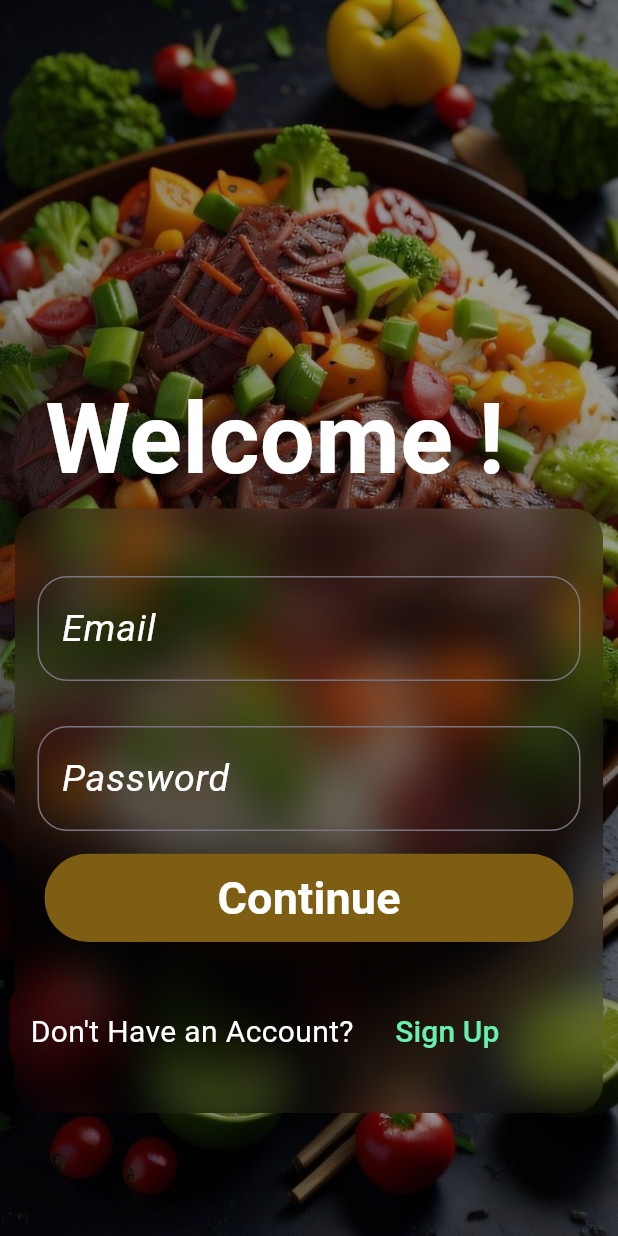
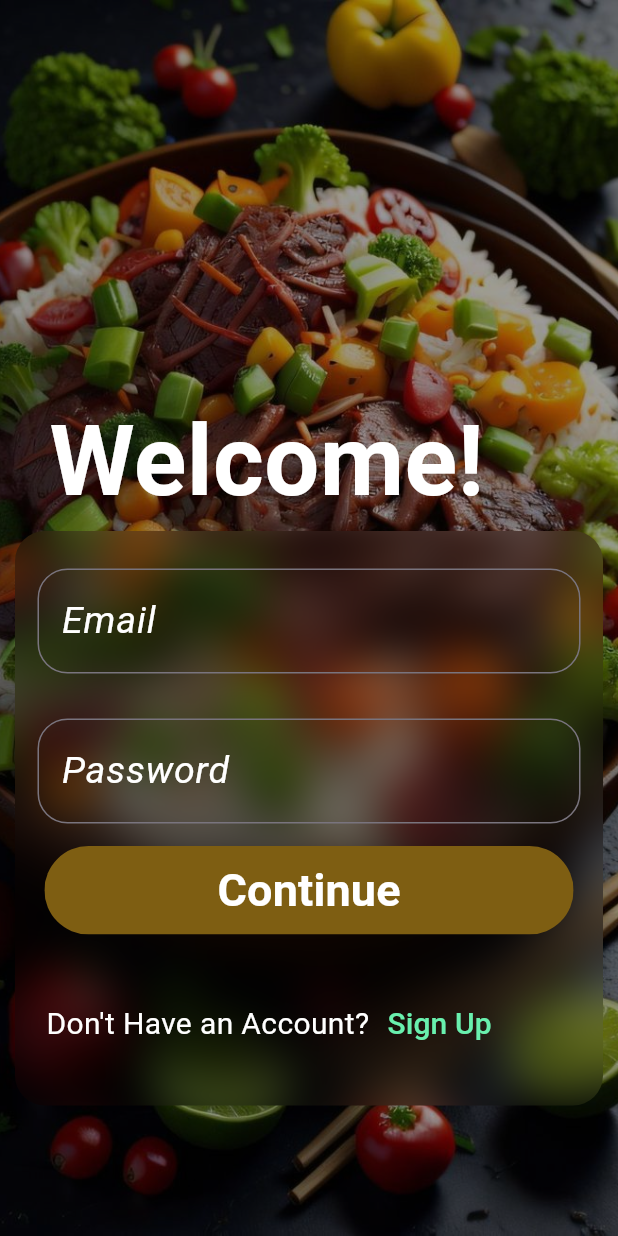
Before and after one commit to RotenKiwi/RecipeApp, a Flutter app: the screen it shows after launch, after a tap on "Continue", on a phone screen of 412 x 824 dp. Run offline on Flutter 3.47's test engine with Material 3 defaults, Android fonts, the phone set to English and light mode, and no system bars; our stand-ins replace firebase_auth, firebase_core; accounts and stored records are empty; network calls fail; Roboto replaces fonts that are missing (Breath).

Commit message:
Refactor
Refactored Login Screen page. Both design and functionality

```diff
--- a/lib/Components/firebase/firebase_helper.dart
+++ b/lib/Components/firebase/firebase_helper.dart
@@ -1,8 +1,10 @@
 import 'package:firebase_auth/firebase_auth.dart';
+
+FirebaseAuth auth = FirebaseAuth.instance;
 
 Future<bool> signIn(String emailAddress, String password) async{
   try {
-    final credential = await FirebaseAuth.instance.signInWithEmailAndPassword(
+    final credential = await auth.signInWithEmailAndPassword(
         email: emailAddress,
         password: password
     );
--- /dev/null
+++ b/lib/Login&Register/components/background_widget.dart
@@ -0,0 +1,21 @@
+import 'package:flutter/material.dart';
+
+class BackgroundWidget extends StatelessWidget {
+  final Widget child;
+  const BackgroundWidget({
+    super.key, required this.child,
+  });
+
+  @override
+  Widget build(BuildContext context) {
+    return Container(
+      decoration: const BoxDecoration(
+        image: DecorationImage(
+            image: AssetImage('images/loginImage.jpeg'),
+            colorFilter: ColorFilter.mode(Colors.grey, BlendMode.modulate),
+            fit: BoxFit.cover),
+      ),
+      child: child,
+    );
+  }
+}
--- /dev/null
+++ b/lib/Login&Register/components/blur_card.dart
@@ -0,0 +1,20 @@
+import 'dart:ui';
+import 'package:flutter/material.dart';
+
+class BlurCard extends StatelessWidget {
+  final Widget child;
+  const BlurCard({
+    super.key, required this.child,
+  });
+
+  @override
+  Widget build(BuildContext context) {
+    return ClipRRect(
+      borderRadius: const BorderRadius.all(Radius.circular(20.0)),
+      child: BackdropFilter(
+        filter: ImageFilter.blur(sigmaX: 15, sigmaY: 15),
+        child: child,
+      ),
+    );
+  }
+}
--- /dev/null
+++ b/lib/Login&Register/presentation/login_screen.dart
@@ -0,0 +1,80 @@
+import 'package:flutter/material.dart';
+import 'package:recipe/Components/firebase/firebase_helper.dart';
+import 'package:recipe/Components/presentation/text_field.dart';
+import 'package:recipe/constants.dart';
+
+import '../../Components/presentation/rounded_button.dart';
+import '../components/background_widget.dart';
+import '../components/blur_card.dart';
+
+class LoginScreen extends StatefulWidget {
+  const LoginScreen({super.key});
+
+  @override
+  State<LoginScreen> createState() => _LoginScreenState();
+}
+
+TextEditingController emailTextController = TextEditingController();
+TextEditingController passwordTextController = TextEditingController();
+
+class _LoginScreenState extends State<LoginScreen> {
+  @override
+  Widget build(BuildContext context) {
+    return Scaffold(
+      body: BackgroundWidget(
+        child: Column(
+          crossAxisAlignment: CrossAxisAlignment.start,
+          children: [
+            const Spacer(flex: 3),
+            bigTitle('  Welcome!', Colors.white),
+            Padding(
+              padding: const EdgeInsets.symmetric(horizontal: 10.0),
+              child: BlurCard(
+                child: Padding(
+                  padding: const EdgeInsets.symmetric(vertical: 10.0),
+                  child: Column(
+                    children: [
+                      MyTextField(
+                        text: 'Email',
+                        isPassword: false,
+                        controller: emailTextController,
+                      ),
+                      MyTextField(
+                        text: 'Password',
+                        isPassword: true,
+                        controller: passwordTextController,
+                      ),
+                      RoundedButton(
+                        text: 'Continue',
+                        press: () {
+                          signIn(emailTextController.text,
+                              passwordTextController.text);
+                        },
+                        color: const Color(0xff7e5e12),
+                        textColor: Colors.white,
+                        length: 0.9,
+                      ),
+                      const SizedBox(height: 36),
+                      Row(
+                        children: [
+                          mediumContent(
+                              '    Don\'t Have an Account?', Colors.white),
+                          TextButton(
+                            onPressed: () {},
+                            child: mediumContent('Sign Up', Colors.greenAccent),
+                          ),
+                        ],
+                      ),
+                      const SizedBox(height: 20),
+                    ],
+                  ),
+                ),
+              ),
+            ),
+            const Spacer(flex: 1),
+          ],
+        ),
+      ),
+    );
+  }
+}
--- a/lib/Login/presentation/login_screen.dart
+++ /dev/null
@@ -1,114 +0,0 @@
-import 'dart:ui';
-
-import 'package:flutter/material.dart';
-import 'package:recipe/Components/firebase/firebase_helper.dart';
-import 'package:recipe/Components/presentation/text_field.dart';
-import 'package:recipe/constants.dart';
-
-import '../../Components/presentation/rounded_button.dart';
-
-class LoginScreen extends StatefulWidget {
-  const LoginScreen({super.key});
-
-  @override
-  State<LoginScreen> createState() => _LoginScreenState();
-}
-
-TextEditingController emailTextController = TextEditingController();
-TextEditingController passwordTextController = TextEditingController();
-
-class _LoginScreenState extends State<LoginScreen> {
-  @override
-  Widget build(BuildContext context) {
-    return Scaffold(
-      body: Container(
-        decoration: const BoxDecoration(
-          image: DecorationImage(
-              image: AssetImage('images/loginImage.jpeg'),
-              colorFilter: ColorFilter.mode(Colors.grey, BlendMode.modulate),
-              fit: BoxFit.cover),
-        ),
-        child: Column(crossAxisAlignment: CrossAxisAlignment.start, children: [
-          const Spacer(
-            flex: 3,
-          ),
-          const Padding(
-            padding: EdgeInsets.symmetric(horizontal: 30.0),
-            child: Text(
-              "Welcome !",
-              style: TextStyle(
-                fontSize: 65,
-                fontFamily: 'Breath',
-                decoration: TextDecoration.none,
-                fontWeight: FontWeight.w600,
-                color: Colors.white,
-              ),
-              textAlign: TextAlign.start,
-            ),
-          ),
-          Padding(
-            padding: const EdgeInsets.symmetric(horizontal: 10.0),
-            child: ClipRRect(
-              borderRadius: const BorderRadius.all(Radius.circular(20.0)),
-              child: BackdropFilter(
-                filter: ImageFilter.blur(sigmaX: 15, sigmaY: 15),
-                child: Padding(
-                  padding: const EdgeInsets.symmetric(vertical: 10.0),
-                  child: Column(
-                    children: [
-                      const SizedBox(
-                        height: 20,
-                      ),
-                      MyTextField(
-                        text: 'Email',
-                        isPassword: false,
-                        controller: emailTextController,
-                      ),
-                      MyTextField(
-                        text: 'Password',
-                        isPassword: true,
-                        controller: passwordTextController,
-                      ),
-                      RoundedButton(
-                          text: 'Continue',
-                          press: () {
-                            signIn(emailTextController.text, passwordTextController.text);
-                          },
-                          color: const Color(0xff7e5e12),
-                          textColor: Colors.white,
-                          length: 0.9),
-                      const SizedBox(height: 36,),
-                      Row(
-                        children: [
-                          Text(
-                            "  Don't Have an Account?   ",
-                            style: mediumContent(Colors.white),
-                            textAlign: TextAlign.start,
-                          ),
-                          TextButton(
-                            onPressed: () {},
-                            child: Text(
-                              "Sign Up",
-                              style: mediumContent(Colors.greenAccent),
-                              textAlign: TextAlign.start,
-                            ),
-                          ),
-                        ],
-                      ),
-                      const SizedBox(
-                        height: 20,
-                      ),
-                    ],
-                  ),
-                ),
-              ),
-            ),
-          ),
-          const Spacer(
-            flex: 1,
-          ),
-        ]),
-      ),
-    );
-  }
-}
--- a/lib/constants.dart
+++ b/lib/constants.dart
@@ -1,9 +1,25 @@
 import 'package:flutter/material.dart';
 
-TextStyle mediumContent(Color textColor) {
-  return TextStyle(
-  fontSize: 20,
-  fontFamily: 'Breath',
-  decoration: TextDecoration.none,
-  color: textColor);
+Text mediumContent(String text, Color textColor,) {
+  return Text(
+    text,
+    style: TextStyle(
+        fontSize: 20,
+        fontFamily: 'Breath',
+        decoration: TextDecoration.none,
+        color: textColor),
+  );
 }
+
+Text bigTitle(String text, Color textColor) {
+  return Text(
+    text,
+    style: TextStyle(
+      fontSize: 65,
+      fontFamily: 'Breath',
+      decoration: TextDecoration.none,
+      fontWeight: FontWeight.w600,
+      color: textColor,
+    ),
+  );
+}
--- a/lib/main.dart
+++ b/lib/main.dart
@@ -2,7 +2,7 @@ import 'package:flutter/material.dart';
 import 'package:firebase_core/firebase_core.dart';
 import 'firebase_options.dart';
 
-import 'package:recipe/Login/presentation/login_screen.dart';
+import 'package:recipe/Login&Register/presentation/login_screen.dart';
 
 Future<void> main() async {
   WidgetsFlutterBinding.ensureInitialized();
--- a/pubspec.yaml
+++ b/pubspec.yaml
@@ -35,6 +35,7 @@ dependencies:
   # The following adds the Cupertino Icons font to your application.
   # Use with the CupertinoIcons class for iOS style icons.
   cupertino_icons: ^1.0.6
+  firebase_core:
   firebase_auth: ^5.1.2
 
 dev_dependencies:
```
Also changed, not shown: pubspec.lock.
